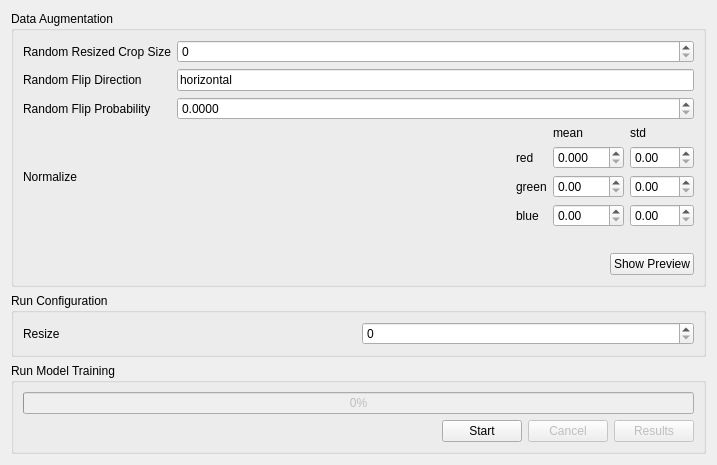
Joensw/RCAIT, file view/aitrainingwidget.ui: the form before one commit.
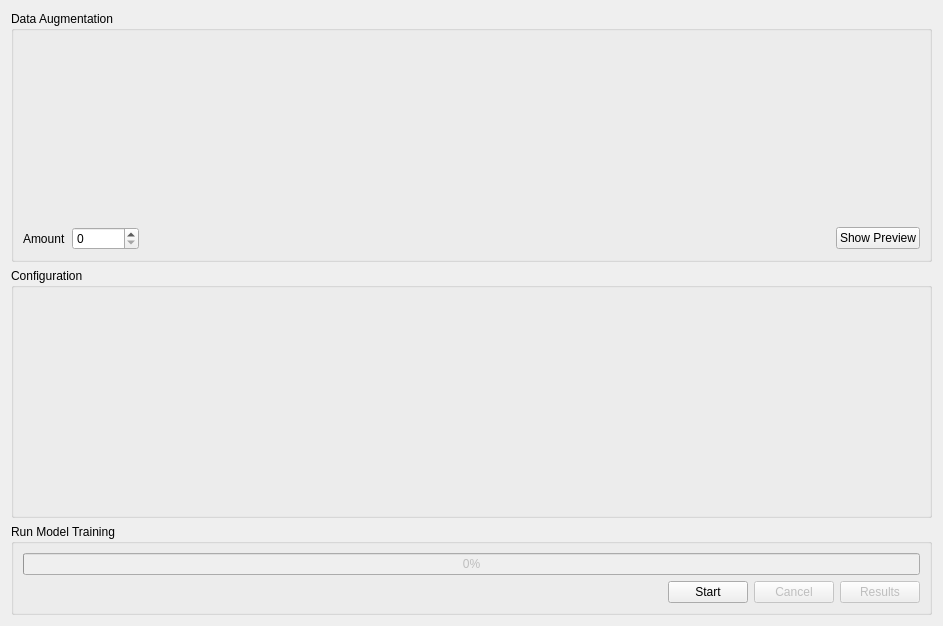
The form after the commit.

Commit message: revamp ai training widget. removed old static configuration widgets. Added new widgets and methods to set widget for new data aug and configuariion

The edit to the form file:
```diff
--- a/view/aitrainingwidget.ui
+++ b/view/aitrainingwidget.ui
@@ -6,14 +6,14 @@
    <rect>
     <x>0</x>
     <y>0</y>
-    <width>717</width>
-    <height>445</height>
+    <width>943</width>
+    <height>626</height>
    </rect>
   </property>
   <property name="windowTitle">
    <string>Form</string>
   </property>
-  <layout class="QVBoxLayout" name="verticalLayout_2">
+  <layout class="QVBoxLayout" name="verticalLayout_4">
    <item>
     <widget class="QGroupBox" name="groupDataAugmentation">
      <property name="title">
@@ -21,233 +21,51 @@
      </property>
      <layout class="QVBoxLayout" name="verticalLayout_7">
       <item>
-       <layout class="QGridLayout" name="gridLayout_13" rowstretch="1,0,0,0,0,0,0">
-        <item row="4" column="0">
-         <widget class="QLabel" name="label_10">
-          <property name="text">
-           <string>Normalize</string>
-          </property>
-         </widget>
-        </item>
-        <item row="1" column="0">
-         <widget class="QLabel" name="label_9">
-          <property name="text">
-           <string>Random Flip Direction</string>
-          </property>
-         </widget>
-        </item>
-        <item row="6" column="2">
-         <layout class="QHBoxLayout" name="horizontalLayout_21">
-          <item>
-           <spacer name="horizontalSpacer_11">
-            <property name="orientation">
-             <enum>Qt::Horizontal</enum>
-            </property>
-            <property name="sizeHint" stdset="0">
-             <size>
-              <width>40</width>
-              <height>20</height>
-             </size>
-            </property>
-           </spacer>
-          </item>
-         </layout>
-        </item>
+       <layout class="QGridLayout" name="gridLayout_dataAug">
         <item row="0" column="0">
-         <widget class="QLabel" name="label_6">
-          <property name="text">
-           <string>Random Resized Crop Size</string>
-          </property>
-         </widget>
-        </item>
-        <item row="4" column="2">
-         <layout class="QHBoxLayout" name="horizontalLayout_20">
-          <property name="sizeConstraint">
-           <enum>QLayout::SetFixedSize</enum>
-          </property>
-          <item>
-           <spacer name="horizontalSpacer_3">
-            <property name="orientation">
-             <enum>Qt::Horizontal</enum>
-            </property>
-            <property name="sizeHint" stdset="0">
-             <size>
-              <width>40</width>
-              <height>20</height>
-             </size>
-            </property>
-           </spacer>
-          </item>
-          <item>
-           <layout class="QGridLayout" name="gridLayout_14">
-            <property name="sizeConstraint">
-             <enum>QLayout::SetFixedSize</enum>
-            </property>
-            <property name="verticalSpacing">
-             <number>6</number>
-            </property>
-            <item row="0" column="2">
-             <widget class="QLabel" name="label_15">
-              <property name="text">
-               <string>std</string>
-              </property>
-             </widget>
-            </item>
-            <item row="5" column="1">
-             <widget class="QDoubleSpinBox" name="green_mean">
-              <property name="text" stdset="0">
-               <string>0,00</string>
-              </property>
-              <property name="maximum">
-               <double>255.000000000000000</double>
-              </property>
-             </widget>
-            </item>
-            <item row="3" column="0">
-             <widget class="QLabel" name="label_12">
-              <property name="sizePolicy">
-               <sizepolicy hsizetype="Preferred" vsizetype="Preferred">
-                <horstretch>0</horstretch>
-                <verstretch>0</verstretch>
-               </sizepolicy>
-              </property>
-              <property name="text">
-               <string>red</string>
-              </property>
-             </widget>
-            </item>
-            <item row="3" column="2">
-             <widget class="QDoubleSpinBox" name="red_std">
-              <property name="text" stdset="0">
-               <string>0,00</string>
-              </property>
-              <property name="maximum">
-               <double>255.000000000000000</double>
-              </property>
-             </widget>
-            </item>
-            <item row="6" column="2">
-             <widget class="QDoubleSpinBox" name="blue_std">
-              <property name="text" stdset="0">
-               <string>0,00</string>
-              </property>
-              <property name="maximum">
-               <double>255.000000000000000</double>
-              </property>
-             </widget>
-            </item>
-            <item row="5" column="2">
-             <widget class="QDoubleSpinBox" name="green_std">
-              <property name="text" stdset="0">
-               <string>0,00</string>
-              </property>
-              <property name="maximum">
-               <double>255.000000000000000</double>
-              </property>
-             </widget>
-            </item>
-            <item row="3" column="1">
-             <widget class="QDoubleSpinBox" name="red_mean">
-              <property name="text" stdset="0">
-               <string>0,000</string>
-              </property>
-              <property name="decimals">
-               <number>3</number>
-              </property>
-              <property name="maximum">
-               <double>255.000000000000000</double>
-              </property>
-             </widget>
-            </item>
-            <item row="6" column="0">
-             <widget class="QLabel" name="label_14">
-              <property name="text">
-               <string>blue</string>
-              </property>
-             </widget>
-            </item>
-            <item row="5" column="0">
-             <widget class="QLabel" name="label_13">
-              <property name="text">
-               <string>green</string>
-              </property>
-             </widget>
-            </item>
-            <item row="0" column="1">
-             <widget class="QLabel" name="label_16">
-              <property name="text">
-               <string>mean</string>
-              </property>
-             </widget>
-            </item>
-            <item row="6" column="1">
-             <widget class="QDoubleSpinBox" name="blue_mean">
-              <property name="text" stdset="0">
-               <string>0,00</string>
-              </property>
-              <property name="maximum">
-               <double>255.000000000000000</double>
-              </property>
-             </widget>
-            </item>
-           </layout>
-          </item>
-         </layout>
-        </item>
-        <item row="2" column="0">
-         <widget class="QLabel" name="label_11">
-          <property name="text">
-           <string>Random Flip Probability</string>
-          </property>
-         </widget>
-        </item>
-        <item row="0" column="2">
-         <widget class="QSpinBox" name="resizedCropSize">
-          <property name="text" stdset="0">
-           <string>0</string>
-          </property>
-         </widget>
-        </item>
-        <item row="1" column="2">
-         <widget class="QLineEdit" name="flipDirection">
-          <property name="text">
-           <string>horizontal</string>
-          </property>
-         </widget>
-        </item>
-        <item row="2" column="2">
-         <widget class="QDoubleSpinBox" name="flipProbability">
-          <property name="text" stdset="0">
-           <string>0,0000</string>
-          </property>
-          <property name="decimals">
-           <number>4</number>
-          </property>
-          <property name="maximum">
-           <double>1.000000000000000</double>
-          </property>
-          <property name="singleStep">
-           <double>0.050000000000000</double>
-          </property>
+         <widget class="QWidget" name="dataAugWidget" native="true">
+          <layout class="QGridLayout" name="gridLayout_4">
+           <item row="0" column="0">
+            <spacer name="verticalSpacer">
+             <property name="orientation">
+              <enum>Qt::Vertical</enum>
+             </property>
+             <property name="sizeHint" stdset="0">
+              <size>
+               <width>20</width>
+               <height>123</height>
+              </size>
+             </property>
+            </spacer>
+           </item>
+          </layout>
          </widget>
         </item>
        </layout>
       </item>
-      <item>
-       <spacer name="verticalSpacer_4">
-        <property name="orientation">
-         <enum>Qt::Vertical</enum>
-        </property>
-        <property name="sizeHint" stdset="0">
-         <size>
-          <width>20</width>
-          <height>40</height>
-         </size>
-        </property>
-       </spacer>
-      </item>
       <item>
        <layout class="QHBoxLayout" name="horizontalLayout_18">
+        <item>
+         <layout class="QGridLayout" name="gridLayout_6">
+          <item row="0" column="0">
+           <widget class="QLabel" name="label_amount">
+            <property name="text">
+             <string>Amount</string>
+            </property>
+           </widget>
+          </item>
+          <item row="0" column="2">
+           <widget class="QSpinBox" name="spinBox_amount">
+            <property name="text" stdset="0">
+             <string>0</string>
+            </property>
+            <property name="maximum">
+             <number>1000000000</number>
+            </property>
+           </widget>
+          </item>
+         </layout>
+        </item>
         <item>
          <spacer name="horizontalSpacer_13">
           <property name="orientation">
@@ -274,28 +92,30 @@
     </widget>
    </item>
    <item>
-    <widget class="QGroupBox" name="groupRunConfiguration">
+    <widget class="QGroupBox" name="groupConfiguration">
      <property name="title">
-      <string>Run Configuration</string>
+      <string>Configuration</string>
      </property>
-     <layout class="QHBoxLayout" name="horizontalLayout_3">
+     <layout class="QVBoxLayout" name="verticalLayout_2">
       <item>
-       <layout class="QGridLayout" name="gridLayout_5">
+       <layout class="QGridLayout" name="gridLayout_AIconfig">
         <item row="0" column="0">
-         <widget class="QLabel" name="label_19">
-          <property name="text">
-           <string>Resize</string>
-          </property>
-         </widget>
-        </item>
-        <item row="0" column="1">
-         <widget class="QSpinBox" name="resize">
-          <property name="text" stdset="0">
-           <string>0</string>
-          </property>
-          <property name="maximum">
-           <number>1000000000</number>
-          </property>
+         <widget class="QWidget" name="AIConfigWidget" native="true">
+          <layout class="QGridLayout" name="gridLayout">
+           <item row="0" column="0">
+            <spacer name="verticalSpacer_3">
+             <property name="orientation">
+              <enum>Qt::Vertical</enum>
+             </property>
+             <property name="sizeHint" stdset="0">
+              <size>
+               <width>20</width>
+               <height>151</height>
+              </size>
+             </property>
+            </spacer>
+           </item>
+          </layout>
          </widget>
         </item>
        </layout>
```
The commit also changes 2 other files.
